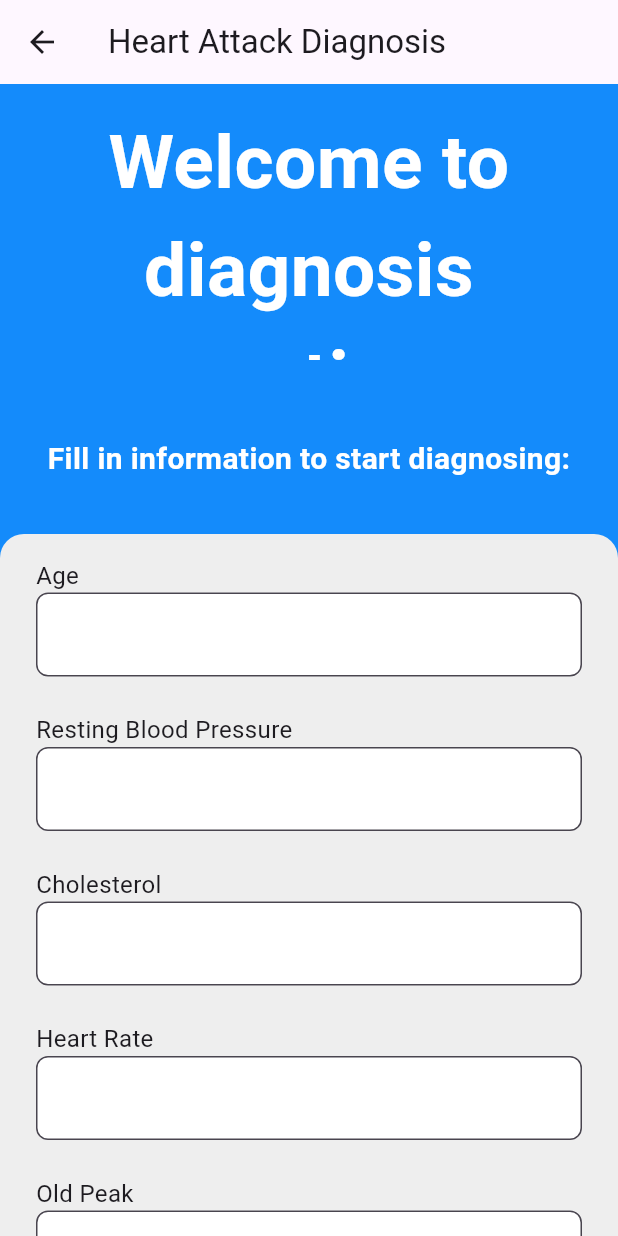
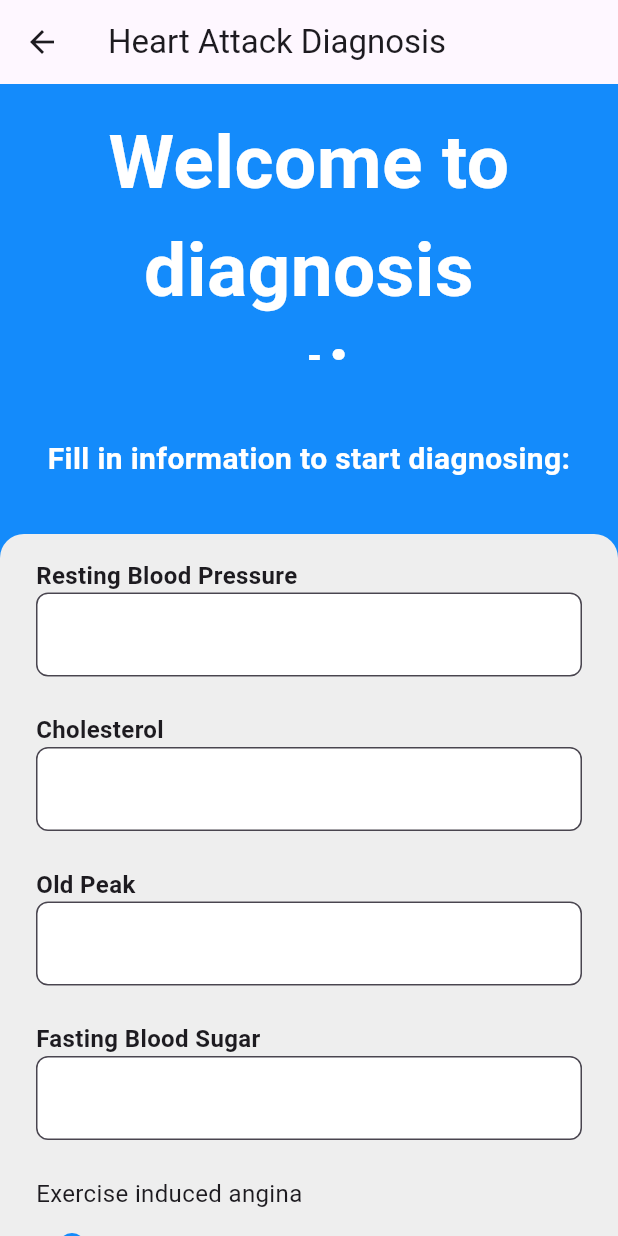
Before and after one commit to nguyenthingocthao1510/heart_attack_detection_fe, a Flutter app: the Prediction screen opened by its route, on a phone screen of 412 x 824 dp. Run offline on Flutter 3.47's test engine with Material 3 defaults, Android fonts, the phone set to English and light mode, and no system bars; our stand-ins replace animated_background, carousel_slider, data_table_2, dio, dropdown_button2, easy_stepper and 6 more; accounts and stored records are empty.

Commit message:
update API route for manual diagnosis

```diff
--- a/lib/pages/patient/Diagnosis/Prediction/enteringInformation/InputFormComponent/textFieldInput.dart
+++ b/lib/pages/patient/Diagnosis/Prediction/enteringInformation/InputFormComponent/textFieldInput.dart
@@ -9,7 +9,10 @@ Widget textFieldInput({
     children: [
       Text(
         label,
-        style: const TextStyle(fontSize: 16),
+        style: const TextStyle(
+          fontSize: 16,
+          fontWeight: FontWeight.bold
+          ),
       ),
       TextField(
         controller: controller,
--- a/lib/pages/patient/Diagnosis/Prediction/enteringInformation/index.dart
+++ b/lib/pages/patient/Diagnosis/Prediction/enteringInformation/index.dart
@@ -85,37 +85,10 @@ class _EnteringInformationState extends State<EnteringInformation> {
                 child: Column(
                   crossAxisAlignment: CrossAxisAlignment.start,
                   children: [
-                    textFieldInput(label: 'Age', controller: ageController),
                     textFieldInput(label: 'Resting Blood Pressure', controller: trtbpsController),
                     textFieldInput(label: 'Cholesterol', controller: cholController),
-                    textFieldInput(label: 'Heart Rate', controller: thalachhController),
                     textFieldInput(label: 'Old Peak', controller: oldpeakController),
                     textFieldInput(label: 'Fasting Blood Sugar', controller: fbsController),
-                    const Text(
-                      'Gender',
-                      style: TextStyle(fontSize: 16),
-                    ),
-                    radioInput(
-                      label: "Male",
-                      value: "Male",
-                      groupValue: sex,
-                      onChanged: (newValue) {
-                        setState(() {
-                          sex = newValue;
-                        });
-                      },
-                    ),
-                    radioInput(
-                      label: "Female",
-                      value: "Female",
-                      groupValue: sex,
-                      onChanged: (newValue) {
-                        setState(() {
-                          sex = newValue;
-                        });
-                      },
-                    ),
-                    const Padding(padding: EdgeInsets.all(12)),
                     const Text(
                       'Exercise induced angina',
                       style: TextStyle(fontSize: 16),
@@ -242,51 +215,6 @@ class _EnteringInformationState extends State<EnteringInformation> {
                     ),
                     const Padding(padding: EdgeInsets.all(12)),
                     const Text(
-                      'Resting Electrocardiographic result',
-                      style: TextStyle(fontSize: 16),
-                    ),
-                    radioInput(
-                      label: "0",
-                      value: 0,
-                      groupValue: restecg,
-                      onChanged: (newValue) {
-                        setState(() {
-                          restecg = newValue;
-                        });
-                      },
-                    ),
-                    radioInput(
-                      label: "1",
-                      value: 1,
-                      groupValue: restecg,
-                      onChanged: (newValue) {
-                        setState(() {
-                          restecg = newValue;
-                        });
-                      },
-                    ),
-                    radioInput(
-                      label: "2",
-                      value: 2,
-                      groupValue: restecg,
-                      onChanged: (newValue) {
-                        setState(() {
-                          restecg = newValue;
-                        });
-                      },
-                    ),
-                    radioInput(
-                      label: "3",
-                      value: 3,
-                      groupValue: restecg,
-                      onChanged: (newValue) {
-                        setState(() {
-                          restecg = newValue;
-                        });
-                      },
-                    ),
-                    const Padding(padding: EdgeInsets.all(12)),
-                    const Text(
                       'Slope',
                       style: TextStyle(fontSize: 16),
                     ),
@@ -383,17 +311,13 @@ class _EnteringInformationState extends State<EnteringInformation> {
                       onPressed: () {
                         try {
                           Map<String, dynamic> inputData = {
-                            'age': int.tryParse(ageController.text) ?? 0,
                             'trtbps': int.tryParse(trtbpsController.text) ?? 0,
                             'chol': int.tryParse(cholController.text) ?? 0,
-                            'thalachh': int.tryParse(thalachhController.text) ?? 0,
                             'oldpeak': double.tryParse(oldpeakController.text) ?? 0.0,
                             'fbs': int.tryParse(fbsController.text) ?? 0,
-                            'sex': sex,
                             'exng': exng,
                             'caa': caa,
                             'cp': cp,
-                            'restecg': restecg,
                             'slp': slp,
                             'thall': thall,
                           };
--- a/lib/services/Diagnosis/predictApi.dart
+++ b/lib/services/Diagnosis/predictApi.dart
@@ -5,8 +5,10 @@ class PredictAPI {
     final dio = Dio();
     try {
       final response = await dio.post(
-        'http://127.0.0.1:5000/api/patient/diagnosis'
+        'http://127.0.0.1:5000/api/patient/manual/diagnosis'
       );
+      //https://heart-attack-detection-be.onrender.com/api/patient/diagnosis
+      //http://127.0.0.1:5000
 
       if (response.statusCode == 200 && response.data != null) {
         return response.data['prediction'].toString();
--- a/lib/services/Diagnosis/receiveUserInputApi.dart
+++ b/lib/services/Diagnosis/receiveUserInputApi.dart
@@ -7,9 +7,10 @@ class ReceiveUserInputAPI {
     try {
       final Map<String, dynamic> payload = input.toJson();
       final response = await dio.post(
-        'http://127.0.0.1:5000/api/patient/receive-user-data',
+        'http://127.0.0.1:5000/api/patient/manual/receive-user-data',
         data: payload,
       );
+      //http://127.0.0.1:5000/api/patient/receive-user-data
 
       if (response.statusCode == 200 && response.data != null) {
         return response.data['data'].toString();
--- a/lib/services/loginApi.dart
+++ b/lib/services/loginApi.dart
@@ -13,7 +13,7 @@ class LoginAPI {
           await dio.post('http://10.0.2.2:5000/api/login', data: payload);
           // 'http://127.0.0.1:5000/api/login'
           // 'http://10.0.2.2:5000/api/login'
-      // final response = await dio.post('https://heart-attack-detection-be.onrender.com/api/login', data: payload);
+          // 'https://heart-attack-detection-be.onrender.com/api/login'
 
       if (response.statusCode == 200) {
         final data = response.data;
```
Also changed, not shown: lib/pages/patient/Diagnosis/Prediction/displayingResult/ResultComponent/resultIsOne.dart (deleted, +0 -53 lines), lib/pages/patient/Diagnosis/Prediction/displayingResult/ResultComponent/resultIsZero.dart (deleted, +0 -53 lines), lib/pages/patient/Diagnosis/Prediction/displayingResult/index.dart (+16 -45 lines), lib/pages/patient/Diagnosis/Prediction/index.dart (+21 -5 lines).
